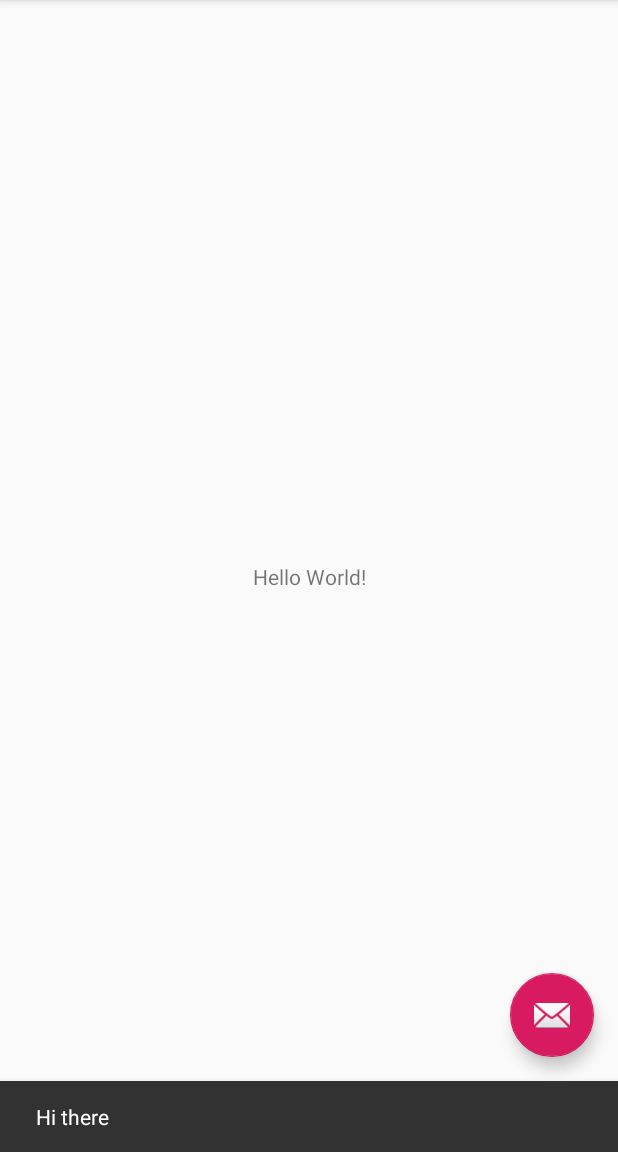
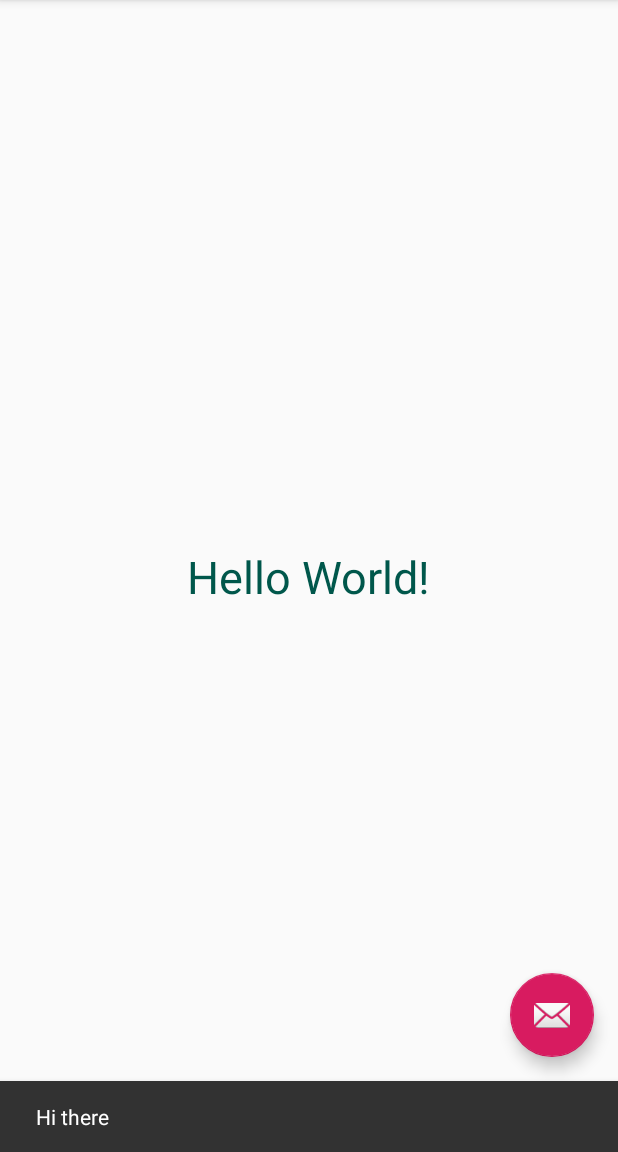
Before and after one commit to NinaRothenhaus/cse110-lab3, an Android app: the screen it shows after launch (MainActivity), after a tap on an icon or button, on a phone screen of 412 x 824 dp, the part 84-1236 px from its top. Run offline under Robolectric (Android 15) with nearby library versions, the phone set to English and light mode, and no system bars.

Commit message:
Change text color and size

```diff
--- a/app/src/main/res/layout/content_main.xml
+++ b/app/src/main/res/layout/content_main.xml
@@ -12,6 +12,8 @@
         android:layout_width="wrap_content"
         android:layout_height="wrap_content"
         android:text="Hello World!"
+        android:textColor="@color/colorPrimaryDark"
+        android:textSize="30dp"
         app:layout_constraintBottom_toBottomOf="parent"
         app:layout_constraintLeft_toLeftOf="parent"
         app:layout_constraintRight_toRightOf="parent"
```
